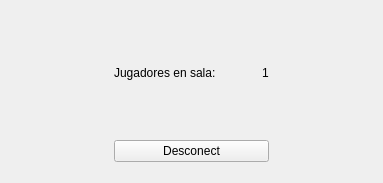
This is Escenario/GameWindow/waitRoom.ui in fedefunes96/worms as Qt 5 draws it before an edit. The edited form follows.
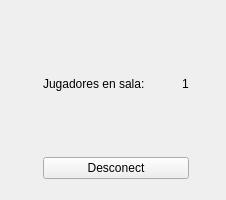
This is the edited form.

Patch:
```diff
--- a/Escenario/GameWindow/waitRoom.ui
+++ b/Escenario/GameWindow/waitRoom.ui
@@ -6,30 +6,35 @@
    <rect>
     <x>0</x>
     <y>0</y>
-    <width>383</width>
-    <height>183</height>
+    <width>226</width>
+    <height>200</height>
    </rect>
   </property>
   <property name="windowTitle">
    <string>Form</string>
   </property>
   <layout class="QGridLayout" name="gridLayout">
-   <item row="0" column="0">
-    <layout class="QHBoxLayout" name="horizontalLayout_2">
-     <item>
+   <item row="0" column="0" rowspan="2" colspan="4">
+    <widget class="QLabel" name="imageBack">
+     <property name="text">
+      <string/>
+     </property>
+    </widget>
+   </item>
+   <item row="1" column="1">
       <spacer name="horizontalSpacer_2">
        <property name="orientation">
         <enum>Qt::Horizontal</enum>
        </property>
        <property name="sizeHint" stdset="0">
         <size>
-         <width>40</width>
+       <width>28</width>
          <height>20</height>
         </size>
        </property>
       </spacer>
      </item>
-     <item>
+   <item row="1" column="2">
       <layout class="QVBoxLayout" name="verticalLayout">
        <item>
         <spacer name="verticalSpacer_2">
@@ -116,7 +121,7 @@
        </item>
       </layout>
      </item>
-     <item>
+   <item row="1" column="3">
       <spacer name="horizontalSpacer_3">
        <property name="orientation">
         <enum>Qt::Horizontal</enum>
@@ -126,13 +131,11 @@
        </property>
        <property name="sizeHint" stdset="0">
         <size>
-         <width>40</width>
+       <width>28</width>
          <height>20</height>
         </size>
        </property>
       </spacer>
-     </item>
-    </layout>
    </item>
   </layout>
  </widget>
```
Lines whose indentation alone changed are shown as unchanged.
